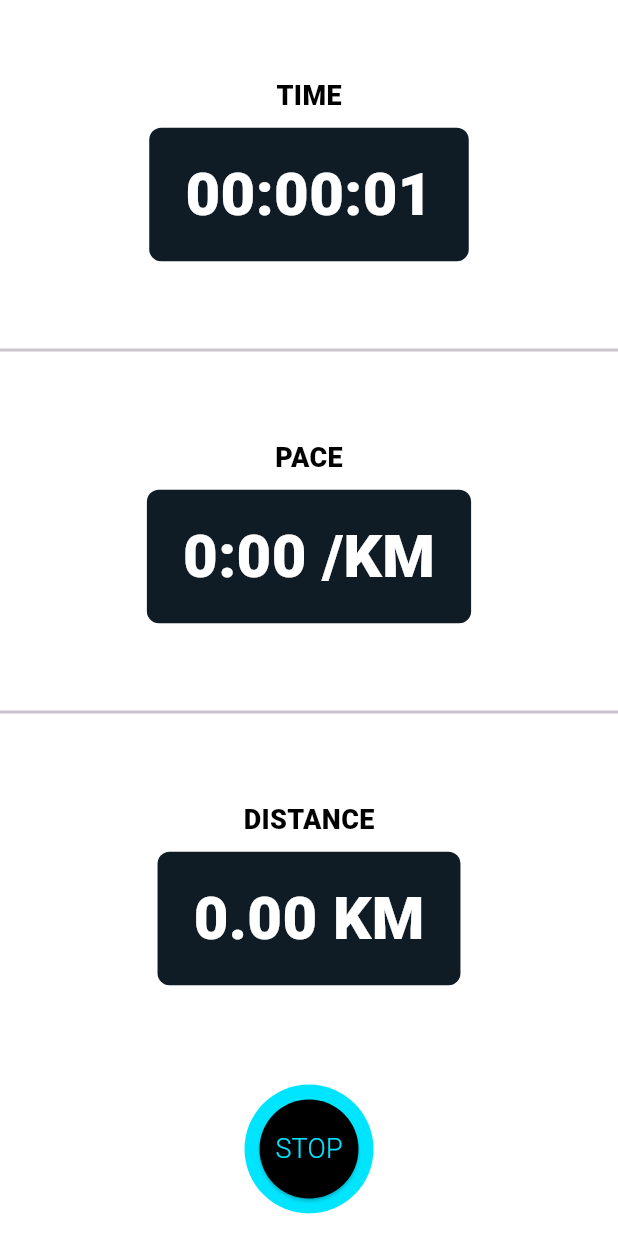
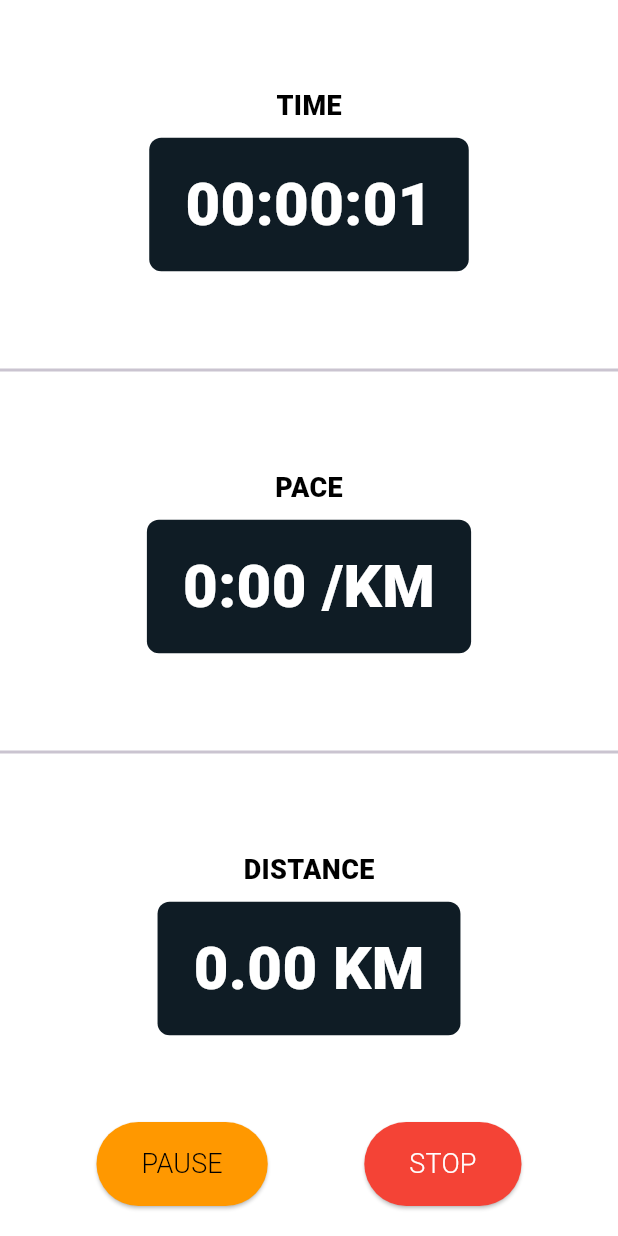
Before and after one commit to Unic-X/Athleo, a Flutter app: the RecordScreen screen opened by its route, after a tap on "START", on a phone screen of 412 x 824 dp. Run offline on Flutter 3.47's test engine with Material 3 defaults, Android fonts, the phone set to English and light mode, and no system bars; our stand-ins replace cloud_firestore, firebase_auth, firebase_core, fl_chart, geolocator, google_maps_flutter; accounts and stored records are empty; network calls fail.

Commit message:
records runs

```diff
--- a/frontend/lib/Screens/record.dart
+++ b/frontend/lib/Screens/record.dart
@@ -167,7 +167,10 @@ class _RecordScreenState extends State<RecordScreen> {
   Widget build(BuildContext context) {
     return Scaffold(
       appBar: AppBar(
-        title: const Text('Record', style: TextStyle(fontSize: 22)),
+        title: const Text(
+          'Record Your Run',
+          style: TextStyle(fontFamily: 'Nunito', fontWeight: FontWeight.w600),
+        ),
         backgroundColor: const Color(0xFF229DAB),
         centerTitle: true,
         actions: [
--- a/frontend/lib/Screens/record_2.dart
+++ b/frontend/lib/Screens/record_2.dart
@@ -1,6 +1,6 @@
 import 'package:flutter/material.dart';
 import 'dart:async';
-import 'package:hack_space_temp/Screens/time_manager.dart'; // Ensure you import your TimerManager
+import 'package:hack_space_temp/Screens/time_manager.dart';
 
 class RunStatsPage extends StatefulWidget {
   @override
@@ -8,7 +8,7 @@ class RunStatsPage extends StatefulWidget {
 }
 
 class _RunStatsPageState extends State<RunStatsPage> {
-  bool _isRunning = true; // State variable to manage timer
+  bool _isRunning = true;
   String time = "00:00:00";
   String pace = "0:00 /KM";
   String distance = "0.00 KM";
@@ -16,10 +16,9 @@ class _RunStatsPageState extends State<RunStatsPage> {
   @override
   void initState() {
     super.initState();
-    TimerManager().startTimer(); // Start the timer
+    TimerManager().startTimer();
     time = _formatTime(TimerManager().currentTime);
 
-    // Update the time every second
     Timer.periodic(Duration(seconds: 1), (timer) {
       setState(() {
         int currentSeconds = TimerManager().currentTime;
@@ -28,7 +27,6 @@ class _RunStatsPageState extends State<RunStatsPage> {
     });
   }
 
-  // Helper function to format seconds to HH:MM:SS
   String _formatTime(int seconds) {
     final hours = (seconds ~/ 3600).toString().padLeft(2, '0');
     final minutes = ((seconds % 3600) ~/ 60).toString().padLeft(2, '0');
@@ -39,8 +37,11 @@ class _RunStatsPageState extends State<RunStatsPage> {
   @override
   void dispose() {
     super.dispose();
-    // Optionally stop the timer when the page is disposed
-    // TimerManager().stopTimer();
+  }
+
+  void _navigateBackToRecord() {
+    // Navigate back to record.dart
+    Navigator.of(context).pop();
   }
 
   @override
@@ -53,10 +54,7 @@ class _RunStatsPageState extends State<RunStatsPage> {
             child: Column(
               mainAxisAlignment: MainAxisAlignment.center,
               children: [
-                StatBox(
-                  title: "TIME",
-                  value: time,
-                ),
+                StatBox(title: "TIME", value: time),
               ],
             ),
           ),
@@ -65,10 +63,7 @@ class _RunStatsPageState extends State<RunStatsPage> {
             child: Column(
               mainAxisAlignment: MainAxisAlignment.center,
               children: [
-                StatBox(
-                  title: "PACE",
-                  value: pace,
-                ),
+                StatBox(title: "PACE", value: pace),
               ],
             ),
           ),
@@ -77,51 +72,59 @@ class _RunStatsPageState extends State<RunStatsPage> {
             child: Column(
               mainAxisAlignment: MainAxisAlignment.center,
               children: [
-                StatBox(
-                  title: "DISTANCE",
-                  value: distance,
-                ),
+                StatBox(title: "DISTANCE", value: distance),
               ],
             ),
           ),
           Row(
-            mainAxisAlignment: MainAxisAlignment.center,
+            mainAxisAlignment: MainAxisAlignment.spaceEvenly,
             children: [
-              // Toggle Button
-              Container(
-                decoration: BoxDecoration(
-                  color: _isRunning?Color(0xFF00E5FF).withOpacity(1.0):Colors.black.withOpacity(1.0),
-                  shape: BoxShape.circle,
-                ),
-                padding: const EdgeInsets.all(10),
-                margin: const EdgeInsets.all(15),
-                child: ElevatedButton(
+              // Pause Button
+              ElevatedButton(
                 onPressed: () {
                   setState(() {
                     if (_isRunning) {
-                        TimerManager().stopTimer(); // Stop the timer
+                      TimerManager().stopTimer(); // Pause the timer
                     } else {
-                        TimerManager().startTimer(); // Start the timer
+                      TimerManager().startTimer(); // Resume the timer
                     }
-                      _isRunning = !_isRunning; // Toggle the running state
+                    _isRunning = !_isRunning;
                   });
                 },
                 style: ElevatedButton.styleFrom(
-                    shape: const CircleBorder(),
-                    padding: const EdgeInsets.all(20),
-                    backgroundColor: _isRunning ? Colors.black : Color(0xFF00E5FF), // Change color based on state
+                  backgroundColor: _isRunning ? Colors.orange : Color(0xFF00E5FF),
+                  padding: EdgeInsets.symmetric(horizontal: 30, vertical: 15),
+                  shape: RoundedRectangleBorder(borderRadius: BorderRadius.circular(30)),
                 ),
                 child: Text(
-                    _isRunning ? 'STOP' : 'RESUME',
-                    style: TextStyle(
-                      fontSize: 18,
-                      color: _isRunning ? Color(0xFF00E5FF) : Colors.black, // Change text color based on state
+                  _isRunning ? 'PAUSE' : 'RESUME',
+                  style: TextStyle(fontSize: 18, color: Colors.black),
                 ),
               ),
+              // Stop Button
+              ElevatedButton(
+                onPressed: () {
+                  setState(() {
+                    TimerManager().stopTimer(); // Stop the timer
+                    TimerManager().reset(); // Reset the timer to zero
+                    _isRunning = false;
+                    time = "00:00:00";
+                  });
+                  _navigateBackToRecord(); // Navigate back to record.dart
+                },
+                style: ElevatedButton.styleFrom(
+                  backgroundColor: Colors.red,
+                  padding: EdgeInsets.symmetric(horizontal: 30, vertical: 15),
+                  shape: RoundedRectangleBorder(borderRadius: BorderRadius.circular(30)),
+                ),
+                child: Text(
+                  'STOP',
+                  style: TextStyle(fontSize: 18, color: Colors.white),
                 ),
               ),
             ],
           ),
+          SizedBox(height: 20), // Add some space at the bottom
         ],
       ),
     );
```
Lines whose indentation alone changed are shown as unchanged.
